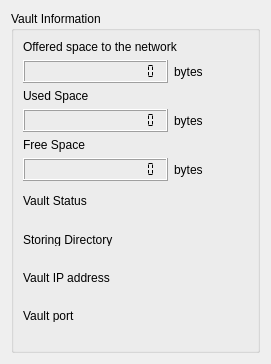
Old version of the form src/qt/ui/user_vault_info.ui in the repository maidsafe-archive/MaidSafe-Encrypt.
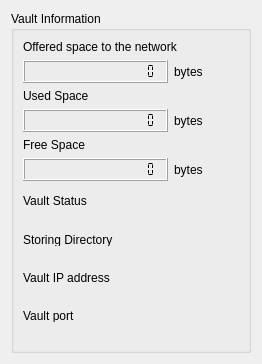
New version of the form.

What changed in the file:
```diff
--- a/src/qt/ui/user_vault_info.ui
+++ b/src/qt/ui/user_vault_info.ui
@@ -6,8 +6,8 @@
    <rect>
     <x>0</x>
     <y>0</y>
-    <width>271</width>
-    <height>363</height>
+    <width>262</width>
+    <height>364</height>
    </rect>
   </property>
   <property name="windowTitle">
@@ -87,6 +87,12 @@
         </item>
         <item>
          <widget class="QLabel" name="label">
+          <property name="sizePolicy">
+           <sizepolicy hsizetype="Preferred" vsizetype="Preferred">
+            <horstretch>0</horstretch>
+            <verstretch>0</verstretch>
+           </sizepolicy>
+          </property>
           <property name="text">
            <string>Used Space</string>
           </property>
```
Left out of the diff: 2 changed lines with no effect on the pictures.
